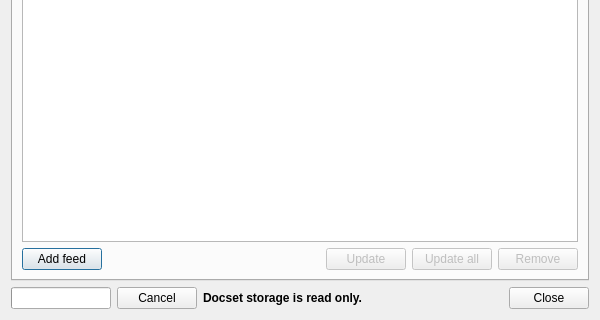
This is src/libs/ui/docsetsdialog.ui in zealdocs/zeal as Qt 5 draws it before an edit; both pictures show x 0 to 600 and y 180 to 500 of the 600 by 500 pixel window. The edited form follows.
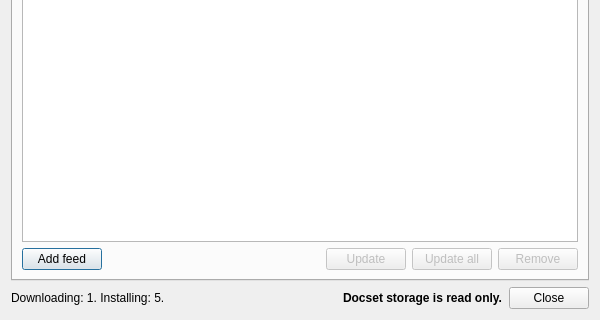
This is the edited form.

Commit message:
feat(ui): simplify combined docset download/extraction progress
This change replaces the progress bar with a plain label, that shows
numbers of docsets being downloaded and installed.

Also the Cancel button is now implemented as part of the dialog
button box. Because presently docset installation cannot be canceled,
the button stays enabled, but does nothing until all jobs are complete.

Fixes #1123.

```diff
--- a/src/libs/ui/docsetsdialog.ui
+++ b/src/libs/ui/docsetsdialog.ui
@@ -196,23 +196,26 @@
     </widget>
    </item>
    <item>
-    <layout class="QHBoxLayout" name="horizontalLayout_2" stretch="0,0,0,1">
+    <layout class="QHBoxLayout" name="horizontalLayout_2">
      <item>
-      <widget class="QProgressBar" name="combinedProgressBar">
-       <property name="minimumSize">
+      <widget class="QLabel" name="statusLabel">
+       <property name="text">
+        <string>Downloading: 1. Installing: 5.</string>
+       </property>
+      </widget>
+     </item>
+     <item>
+      <spacer name="horizontalSpacer_3">
+       <property name="orientation">
+        <enum>Qt::Horizontal</enum>
+       </property>
+       <property name="sizeHint" stdset="0">
         <size>
-         <width>100</width>
-         <height>0</height>
+         <width>40</width>
+         <height>20</height>
         </size>
        </property>
-      </widget>
-     </item>
-     <item>
-      <widget class="QPushButton" name="cancelButton">
-       <property name="text">
-        <string>Cancel</string>
-       </property>
-      </widget>
+      </spacer>
      </item>
      <item>
       <widget class="QLabel" name="readOnlyLabel">
@@ -223,6 +226,12 @@
      </item>
      <item>
       <widget class="QDialogButtonBox" name="buttonBox">
+       <property name="sizePolicy">
+        <sizepolicy hsizetype="Fixed" vsizetype="Fixed">
+         <horstretch>0</horstretch>
+         <verstretch>0</verstretch>
+        </sizepolicy>
+       </property>
        <property name="standardButtons">
         <set>QDialogButtonBox::Close</set>
        </property>
```
Left out of the diff: 35 changed lines with no effect on the pictures. The commit also changes 2 other files.
